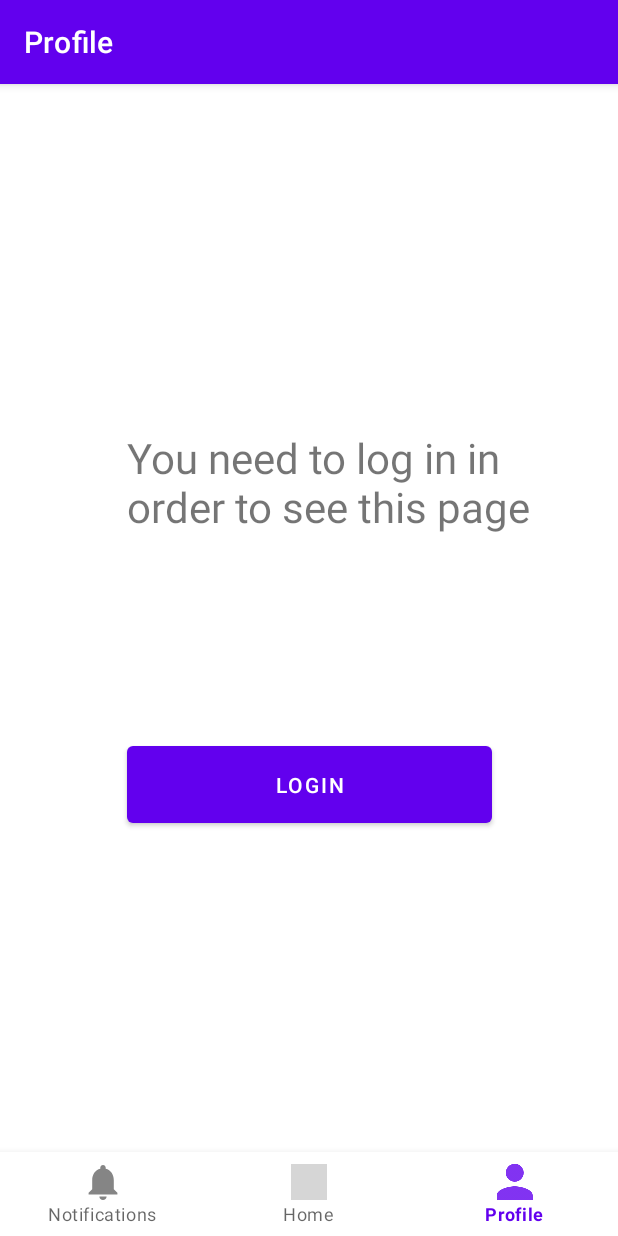
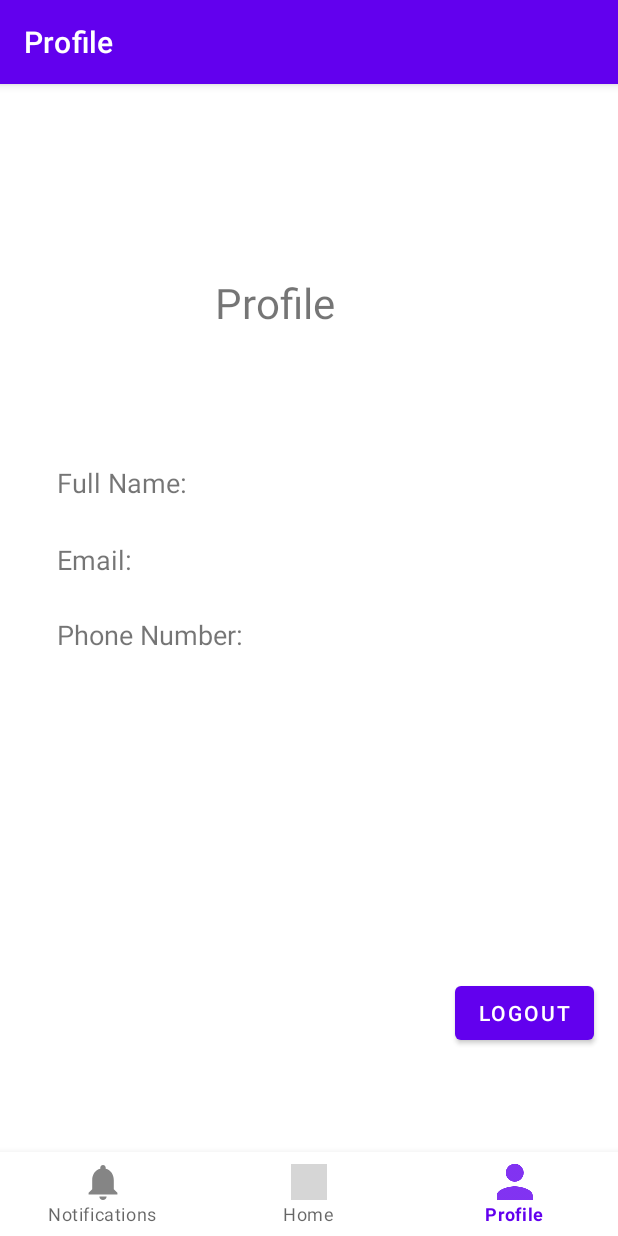
Before and after one commit to flavea25/MSA, an Android app: the ProfileFragment screen opened through its navigation route, on a phone screen of 412 x 824 dp. Run offline under Robolectric (Android 15) with nearby library versions, the phone set to English and light mode, and no system bars; our stand-ins replace Firebase (no records; nobody signed in at launch, a user with empty details on screens opened directly), navigation-ui; grey boxes are pictures that could not be loaded.

Commit message:
No add button if user isn't logged
Signed-off-by: Lazin Alexandra <lazinalexandra98@gmail.com>

```diff
--- a/app/src/main/java/com/example/lostfoundpets/ui/login/LoginFragment.java
+++ b/app/src/main/java/com/example/lostfoundpets/ui/login/LoginFragment.java
@@ -27,7 +27,6 @@ public class LoginFragment extends Fragment {
 
     EditText mEmail,mPassword;
     Button mLoginBtn;
-    TextView mCreateBtn,forgotTextLink;
     FirebaseAuth fAuth;
 
     public View onCreateView(@NonNull LayoutInflater inflater,
--- /dev/null
+++ b/app/src/main/java/com/example/lostfoundpets/ui/profile/LoggedProfileFragment.java
@@ -0,0 +1,38 @@
+package com.example.lostfoundpets.ui.profile;
+
+import android.content.Intent;
+import android.os.Bundle;
+import android.view.LayoutInflater;
+import android.view.View;
+import android.view.ViewGroup;
+import android.widget.Button;
+import android.widget.TextView;
+
+import androidx.annotation.NonNull;
+import androidx.fragment.app.Fragment;
+import androidx.lifecycle.ViewModelProvider;
+
+import com.example.lostfoundpets.MainActivity;
+import com.example.lostfoundpets.R;
+import com.google.firebase.auth.FirebaseAuth;
+
+public class LoggedProfileFragment extends Fragment {
+    FirebaseAuth fAuth;
+
+    public View onCreateView(@NonNull LayoutInflater inflater,
+                             ViewGroup container, Bundle savedInstanceState) {
+        ProfileViewModel profileViewModel = new ViewModelProvider(this).get(ProfileViewModel.class);
+        View root = inflater.inflate(R.layout.fragment_profile_logged, container, false);
+        fAuth = FirebaseAuth.getInstance();
+
+        Button logoutButton = (Button)root.findViewById(R.id.logout_button);
+        TextView textView = root.findViewById(R.id.notLogged);
+        logoutButton.setOnClickListener(v -> {
+            fAuth.signOut();
+            startActivity(new Intent(getContext(), MainActivity.class));
+//            logoutButton.setVisibility(View.GONE);
+//            textView.setVisibility(View.GONE);
+        });
+        return root;
+    }
+}
--- a/app/src/main/java/com/example/lostfoundpets/ui/profile/ProfileFragment.java
+++ b/app/src/main/java/com/example/lostfoundpets/ui/profile/ProfileFragment.java
@@ -12,17 +12,33 @@ import androidx.fragment.app.Fragment;
 import androidx.lifecycle.ViewModelProvider;
 
 import com.example.lostfoundpets.R;
+import com.example.lostfoundpets.ui.home.HomeFragment;
 import com.example.lostfoundpets.ui.login.LoginFragment;
+import com.google.firebase.auth.FirebaseAuth;
 
 public class ProfileFragment extends Fragment {
+    FirebaseAuth fAuth;
 
     public View onCreateView(@NonNull LayoutInflater inflater,
                              ViewGroup container, Bundle savedInstanceState) {
         ProfileViewModel profileViewModel = new ViewModelProvider(this).get(ProfileViewModel.class);
         View root = inflater.inflate(R.layout.fragment_profile, container, false);
-
+        fAuth = FirebaseAuth.getInstance();
         Button loginButton = (Button)root.findViewById(R.id.login_button);
         TextView textView = root.findViewById(R.id.notLogged);
+
+        if(fAuth.getCurrentUser() != null){
+            getActivity()
+                    .getSupportFragmentManager()
+                    .beginTransaction()
+                    .setReorderingAllowed(true)
+                    .replace(R.id.profile_fragment, LoggedProfileFragment.class,null)
+                    .commit();
+            loginButton.setVisibility(View.GONE);
+            textView.setVisibility(View.GONE);
+        }
+
+
         loginButton.setOnClickListener(v -> {
             getActivity()
                     .getSupportFragmentManager()
--- /dev/null
+++ b/app/src/main/res/layout/fragment_profile_logged.xml
@@ -0,0 +1,73 @@
+<?xml version="1.0" encoding="utf-8"?>
+<androidx.constraintlayout.widget.ConstraintLayout
+    xmlns:android="http://schemas.android.com/apk/res/android"
+    xmlns:app="http://schemas.android.com/apk/res-auto"
+    xmlns:tools="http://schemas.android.com/tools"
+    android:layout_width="match_parent"
+    android:layout_height="match_parent">
+
+    <TextView
+        android:id="@+id/title_profile"
+        android:layout_width="wrap_content"
+        android:layout_height="wrap_content"
+        android:text="Profile"
+        android:textAlignment="center"
+        android:textSize="28sp"
+        app:layout_constraintBottom_toBottomOf="parent"
+        app:layout_constraintEnd_toEndOf="parent"
+        app:layout_constraintHorizontal_bias="0.43"
+        app:layout_constraintStart_toStartOf="parent"
+        app:layout_constraintTop_toTopOf="parent"
+        app:layout_constraintVertical_bias="0.105" />
+
+    <TextView
+        android:id="@+id/fullNameTag"
+        android:layout_width="wrap_content"
+        android:layout_height="wrap_content"
+        android:text="Full Name: "
+        android:textSize="18sp"
+        app:layout_constraintBottom_toBottomOf="parent"
+        app:layout_constraintEnd_toEndOf="parent"
+        app:layout_constraintHorizontal_bias="0.118"
+        app:layout_constraintStart_toStartOf="parent"
+        app:layout_constraintTop_toTopOf="parent"
+        app:layout_constraintVertical_bias="0.287" />
+
+    <TextView
+        android:id="@+id/emailTag"
+        android:layout_width="wrap_content"
+        android:layout_height="wrap_content"
+        android:text="Email: "
+        android:textSize="18sp"
+        app:layout_constraintBottom_toBottomOf="parent"
+        app:layout_constraintEnd_toEndOf="parent"
+        app:layout_constraintHorizontal_bias="0.107"
+        app:layout_constraintStart_toStartOf="parent"
+        app:layout_constraintTop_toTopOf="parent"
+        app:layout_constraintVertical_bias="0.362" />
+
+    <TextView
+        android:id="@+id/phoneNoTag"
+        android:layout_width="wrap_content"
+        android:layout_height="wrap_content"
+        android:text="Phone Number: "
+        android:textSize="18sp"
+        app:layout_constraintBottom_toBottomOf="parent"
+        app:layout_constraintEnd_toEndOf="parent"
+        app:layout_constraintHorizontal_bias="0.134"
+        app:layout_constraintStart_toStartOf="parent"
+        app:layout_constraintTop_toTopOf="parent"
+        app:layout_constraintVertical_bias="0.435" />
+
+    <Button
+        android:id="@+id/logout_button"
+        android:layout_width="wrap_content"
+        android:layout_height="wrap_content"
+        android:text="Logout"
+        app:layout_constraintBottom_toBottomOf="parent"
+        app:layout_constraintEnd_toEndOf="parent"
+        app:layout_constraintHorizontal_bias="0.949"
+        app:layout_constraintStart_toStartOf="parent"
+        app:layout_constraintTop_toTopOf="parent"
+        app:layout_constraintVertical_bias="0.812" />
+</androidx.constraintlayout.widget.ConstraintLayout>
```
Also changed, not shown: app/src/main/java/com/example/lostfoundpets/ui/adopt/AdoptFragment.java (+14 -8 lines), app/src/main/java/com/example/lostfoundpets/ui/found/FoundFragment.java (+15 -7 lines), app/src/main/java/com/example/lostfoundpets/ui/lost/LostFragment.java (+14 -7 lines), app/src/main/java/com/example/lostfoundpets/ui/profile/LoggedProfileViewModel.java (added, +19 -0 lines), app/src/main/java/com/example/lostfoundpets/ui/signup/SignupFragment.java (+18 -3 lines).
